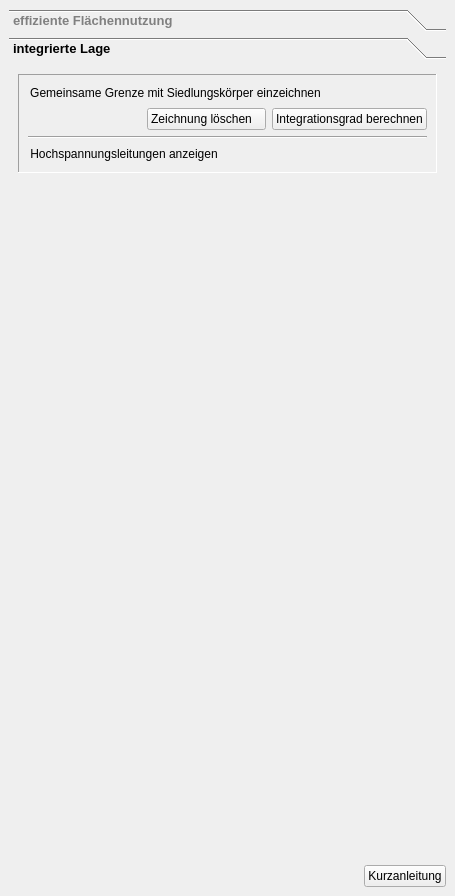
projektcheck/ProjektCheck-QGIS, file projektcheck/ui/ProjektCheck_dockwidget_analysis_05-Fl.ui: the form before one commit.
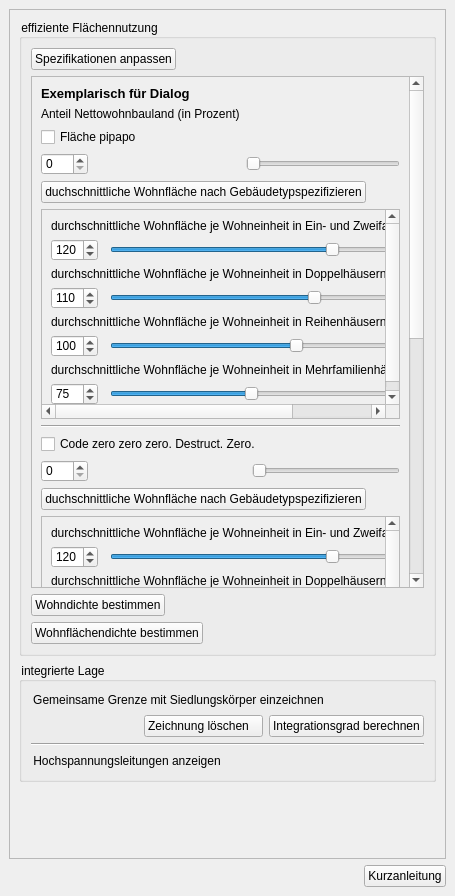
The form after the commit. The open tabs and pages were chosen to show the change. Icons and pictures are not drawn. Custom widgets are drawn as their Qt base class.

Commit message: finshed design using QgsCollapsibleGroupBoxes and ScrollAreas

Diff of the .ui file:
```diff
--- a/projektcheck/ui/ProjektCheck_dockwidget_analysis_05-Fl.ui
+++ b/projektcheck/ui/ProjektCheck_dockwidget_analysis_05-Fl.ui
@@ -11,7 +11,10 @@
    </rect>
   </property>
   <property name="styleSheet">
-   <string notr="true">QToolBox:tab {
+   <string notr="true">QgsCollapsibleGroupBox{
+font: bold 10pt ;
+}
+QToolBox:tab {
 	font: bold 10pt ;
     color: Grey;
 }
@@ -55,76 +58,30 @@
   <widget class="QWidget" name="dockWidgetContents">
    <layout class="QVBoxLayout" name="verticalLayout">
     <item>
-     <widget class="QToolBox" name="toolBox">
-      <property name="currentIndex">
-       <number>0</number>
+     <widget class="QScrollArea" name="scrollArea_5">
+      <property name="widgetResizable">
+       <bool>true</bool>
       </property>
-      <widget class="QWidget" name="page">
+      <widget class="QWidget" name="scrollAreaWidgetContents_5">
        <property name="geometry">
         <rect>
          <x>0</x>
          <y>0</y>
-         <width>437</width>
-         <height>770</height>
+         <width>435</width>
+         <height>822</height>
         </rect>
        </property>
-       <attribute name="label">
-        <string>effiziente Flächennutzung</string>
-       </attribute>
-       <layout class="QGridLayout" name="gridLayout">
-        <item row="0" column="0">
-         <widget class="QFrame" name="frame">
-          <property name="frameShape">
-           <enum>QFrame::Panel</enum>
+       <layout class="QVBoxLayout" name="verticalLayout_2">
+        <item>
+         <widget class="QgsCollapsibleGroupBox" name="mGroupBox">
+          <property name="title">
+           <string>effiziente Flächennutzung</string>
           </property>
-          <property name="frameShadow">
-           <enum>QFrame::Sunken</enum>
+          <property name="collapsed">
+           <bool>true</bool>
           </property>
-          <layout class="QGridLayout" name="gridLayout_3">
-           <item row="2" column="0">
-            <widget class="QPushButton" name="pushButton_7">
-             <property name="sizePolicy">
-              <sizepolicy hsizetype="Fixed" vsizetype="Fixed">
-               <horstretch>0</horstretch>
-               <verstretch>0</verstretch>
-              </sizepolicy>
-             </property>
-             <property name="layoutDirection">
-              <enum>Qt::LeftToRight</enum>
-             </property>
-             <property name="text">
-              <string>Wohndichte bestimmen</string>
-             </property>
-             <property name="icon">
-              <iconset>
-               <normaloff>../../images/iconset_mob/20190619_iconset_mob_dwelling_statistics_1.png</normaloff>../../images/iconset_mob/20190619_iconset_mob_dwelling_statistics_1.png</iconset>
-             </property>
-            </widget>
-           </item>
-           <item row="3" column="0">
-            <widget class="QPushButton" name="pushButton_19">
-             <property name="sizePolicy">
-              <sizepolicy hsizetype="Fixed" vsizetype="Fixed">
-               <horstretch>0</horstretch>
-               <verstretch>0</verstretch>
-              </sizepolicy>
-             </property>
-             <property name="layoutDirection">
-              <enum>Qt::LeftToRight</enum>
-             </property>
-             <property name="text">
-              <string>Wohnflächendichte bestimmen</string>
-             </property>
-             <property name="icon">
-              <iconset>
-               <normaloff>../../images/iconset_mob/20190619_iconset_mob_dwelling_statistics_1.png</normaloff>../../images/iconset_mob/20190619_iconset_mob_dwelling_statistics_1.png</iconset>
-             </property>
-             <property name="flat">
-              <bool>false</bool>
-             </property>
-            </widget>
-           </item>
-           <item row="0" column="0">
+          <layout class="QVBoxLayout" name="verticalLayout_3">
+           <item>
             <widget class="QPushButton" name="pushButton_20">
              <property name="sizePolicy">
               <sizepolicy hsizetype="Fixed" vsizetype="Fixed">
@@ -150,7 +107,7 @@
              </property>
             </widget>
            </item>
-           <item row="1" column="0">
+           <item>
             <widget class="QScrollArea" name="scrollArea">
              <property name="minimumSize">
               <size>
@@ -203,7 +160,7 @@
                <rect>
                 <x>0</x>
                 <y>0</y>
-                <width>368</width>
+                <width>380</width>
                 <height>971</height>
                </rect>
               </property>
@@ -1091,139 +1048,62 @@
              </widget>
             </widget>
            </item>
-           <item row="0" column="1">
-            <spacer name="horizontalSpacer_2">
-             <property name="orientation">
-              <enum>Qt::Horizontal</enum>
+           <item>
+            <widget class="QPushButton" name="pushButton_7">
+             <property name="sizePolicy">
+              <sizepolicy hsizetype="Fixed" vsizetype="Fixed">
+               <horstretch>0</horstretch>
+               <verstretch>0</verstretch>
+              </sizepolicy>
              </property>
-             <property name="sizeHint" stdset="0">
-              <size>
-               <width>40</width>
-               <height>20</height>
-              </size>
+             <property name="layoutDirection">
+              <enum>Qt::LeftToRight</enum>
              </property>
-            </spacer>
+             <property name="text">
+              <string>Wohndichte bestimmen</string>
+             </property>
+             <property name="icon">
+              <iconset>
+               <normaloff>../../images/iconset_mob/20190619_iconset_mob_dwelling_statistics_1.png</normaloff>../../images/iconset_mob/20190619_iconset_mob_dwelling_statistics_1.png</iconset>
+             </property>
+            </widget>
+           </item>
+           <item>
+            <widget class="QPushButton" name="pushButton_19">
+             <property name="sizePolicy">
+              <sizepolicy hsizetype="Fixed" vsizetype="Fixed">
+               <horstretch>0</horstretch>
+               <verstretch>0</verstretch>
+              </sizepolicy>
+             </property>
+             <property name="layoutDirection">
+              <enum>Qt::LeftToRight</enum>
+             </property>
+             <property name="text">
+              <string>Wohnflächendichte bestimmen</string>
+             </property>
+             <property name="icon">
+              <iconset>
+               <normaloff>../../images/iconset_mob/20190619_iconset_mob_dwelling_statistics_1.png</normaloff>../../images/iconset_mob/20190619_iconset_mob_dwelling_statistics_1.png</iconset>
+             </property>
+             <property name="flat">
+              <bool>false</bool>
+             </property>
+            </widget>
            </item>
           </layout>
          </widget>
         </item>
-        <item row="2" column="0" colspan="2">
-         <spacer name="verticalSpacer">
-          <property name="orientation">
-           <enum>Qt::Vertical</enum>
+        <item>
+         <widget class="QgsCollapsibleGroupBox" name="mGroupBox_2">
+          <property name="title">
+           <string>integrierte Lage</string>
           </property>
-          <property name="sizeHint" stdset="0">
-           <size>
-            <width>20</width>
-            <height>40</height>
-           </size>
+          <property name="collapsed">
+           <bool>true</bool>
           </property>
-         </spacer>
-        </item>
-       </layout>
-      </widget>
-      <widget class="QWidget" name="page_2">
-       <property name="geometry">
-        <rect>
-         <x>0</x>
-         <y>0</y>
-         <width>437</width>
-         <height>770</height>
-        </rect>
-       </property>
-       <attribute name="label">
-        <string>integrierte Lage</string>
-       </attribute>
-       <layout class="QGridLayout" name="gridLayout_4">
-        <item row="3" column="1">
-         <spacer name="verticalSpacer_2">
-          <property name="orientation">
-           <enum>Qt::Vertical</enum>
-          </property>
-          <property name="sizeHint" stdset="0">
-           <size>
-            <width>20</width>
-            <height>40</height>
-           </size>
-          </property>
-         </spacer>
-        </item>
-        <item row="0" column="0" colspan="2">
-         <widget class="QFrame" name="frame_2">
-          <property name="frameShape">
-           <enum>QFrame::Panel</enum>
-          </property>
-          <property name="frameShadow">
-           <enum>QFrame::Sunken</enum>
-          </property>
-          <layout class="QGridLayout" name="gridLayout_5">
-           <item row="1" column="3">
-            <widget class="QPushButton" name="pushButton_29">
-             <property name="sizePolicy">
-              <sizepolicy hsizetype="Fixed" vsizetype="Fixed">
-               <horstretch>0</horstretch>
-               <verstretch>0</verstretch>
-              </sizepolicy>
-             </property>
-             <property name="layoutDirection">
-              <enum>Qt::LeftToRight</enum>
-             </property>
-             <property name="text">
-              <string>Integrationsgrad berechnen</string>
-             </property>
-             <property name="icon">
-              <iconset>
-               <normaloff>../../images/iconset_mob/20190619_iconset_mob_calculate_statistics_1.png</normaloff>../../images/iconset_mob/20190619_iconset_mob_calculate_statistics_1.png</iconset>
-             </property>
-            </widget>
-           </item>
-           <item row="6" column="0" colspan="4">
-            <widget class="Line" name="line">
-             <property name="orientation">
-              <enum>Qt::Horizontal</enum>
-             </property>
-            </widget>
-           </item>
-           <item row="1" column="2">
-            <widget class="QPushButton" name="pushButton_28">
-             <property name="sizePolicy">
-              <sizepolicy hsizetype="Fixed" vsizetype="Fixed">
-               <horstretch>0</horstretch>
-               <verstretch>0</verstretch>
-              </sizepolicy>
-             </property>
-             <property name="text">
-              <string>Zeichnung löschen   </string>
-             </property>
-             <property name="icon">
-              <iconset>
-               <normaloff>../../images/iconset_mob/20190619_iconset_mob_delete_1.png</normaloff>../../images/iconset_mob/20190619_iconset_mob_delete_1.png</iconset>
-             </property>
-             <property name="checkable">
-              <bool>false</bool>
-             </property>
-             <property name="autoExclusive">
-              <bool>false</bool>
-             </property>
-             <property name="flat">
-              <bool>false</bool>
-             </property>
-            </widget>
-           </item>
-           <item row="1" column="0" colspan="2">
-            <spacer name="horizontalSpacer">
-             <property name="orientation">
-              <enum>Qt::Horizontal</enum>
-             </property>
-             <property name="sizeHint" stdset="0">
-              <size>
-               <width>40</width>
-               <height>20</height>
-              </size>
-             </property>
-            </spacer>
-           </item>
-           <item row="0" column="0" colspan="4">
+          <layout class="QVBoxLayout" name="verticalLayout_4">
+           <item>
             <widget class="QPushButton" name="pushButton_27">
              <property name="sizePolicy">
               <sizepolicy hsizetype="Fixed" vsizetype="Fixed">
@@ -1259,7 +1139,80 @@
              </property>
             </widget>
            </item>
-           <item row="7" column="0" colspan="4">
+           <item>
+            <layout class="QHBoxLayout" name="horizontalLayout_2">
+             <property name="topMargin">
+              <number>0</number>
+             </property>
+             <item>
+              <spacer name="horizontalSpacer">
+               <property name="orientation">
+                <enum>Qt::Horizontal</enum>
+               </property>
+               <property name="sizeHint" stdset="0">
+                <size>
+                 <width>40</width>
+                 <height>20</height>
+                </size>
+               </property>
+              </spacer>
+             </item>
+             <item>
+              <widget class="QPushButton" name="pushButton_28">
+               <property name="sizePolicy">
+                <sizepolicy hsizetype="Fixed" vsizetype="Fixed">
+                 <horstretch>0</horstretch>
+                 <verstretch>0</verstretch>
+                </sizepolicy>
+               </property>
+               <property name="text">
+                <string>Zeichnung löschen   </string>
+               </property>
+               <property name="icon">
+                <iconset>
+                 <normaloff>../../images/iconset_mob/20190619_iconset_mob_delete_1.png</normaloff>../../images/iconset_mob/20190619_iconset_mob_delete_1.png</iconset>
+               </property>
+               <property name="checkable">
+                <bool>false</bool>
+               </property>
+               <property name="autoExclusive">
+                <bool>false</bool>
+               </property>
+               <property name="flat">
+                <bool>false</bool>
+               </property>
+              </widget>
+             </item>
+             <item>
+              <widget class="QPushButton" name="pushButton_29">
+               <property name="sizePolicy">
+                <sizepolicy hsizetype="Fixed" vsizetype="Fixed">
+                 <horstretch>0</horstretch>
+                 <verstretch>0</verstretch>
+                </sizepolicy>
+               </property>
+               <property name="layoutDirection">
+                <enum>Qt::LeftToRight</enum>
+               </property>
+               <property name="text">
+                <string>Integrationsgrad berechnen</string>
+               </property>
+               <property name="icon">
+                <iconset>
+                 <normaloff>../../images/iconset_mob/20190619_iconset_mob_calculate_statistics_1.png</normaloff>../../images/iconset_mob/20190619_iconset_mob_calculate_statistics_1.png</iconset>
+               </property>
+              </widget>
+             </item>
+            </layout>
+           </item>
+           <item>
+            <widget class="Line" name="line">
+             <property name="orientation">
+              <enum>Qt::Horizontal</enum>
+             </property>
+            </widget>
+           </item>
+           <item>
             <widget class="QPushButton" name="pushButton_30">
              <property name="sizePolicy">
               <sizepolicy hsizetype="Fixed" vsizetype="Fixed">
@@ -1298,6 +1251,19 @@
           </layout>
          </widget>
         </item>
+        <item>
+         <spacer name="verticalSpacer">
+          <property name="orientation">
+           <enum>Qt::Vertical</enum>
+          </property>
+          <property name="sizeHint" stdset="0">
+           <size>
+            <width>20</width>
+            <height>40</height>
+           </size>
+          </property>
+         </spacer>
+        </item>
        </layout>
       </widget>
      </widget>
@@ -1354,6 +1320,14 @@
    </layout>
   </widget>
  </widget>
+ <customwidgets>
+  <customwidget>
+   <class>QgsCollapsibleGroupBox</class>
+   <extends>QGroupBox</extends>
+   <header>qgscollapsiblegroupbox.h</header>
+   <container>1</container>
+  </customwidget>
+ </customwidgets>
  <resources/>
  <connections>
   <connection>
```
The commit also changes 7 other files.
